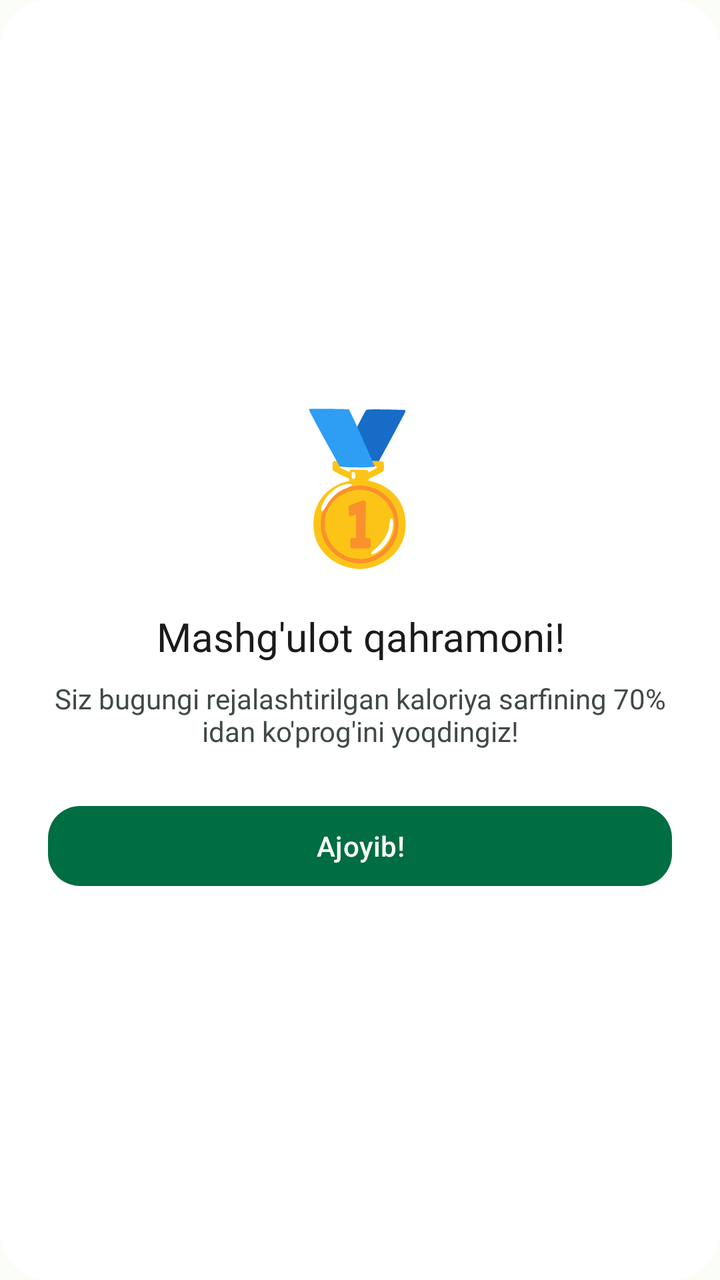
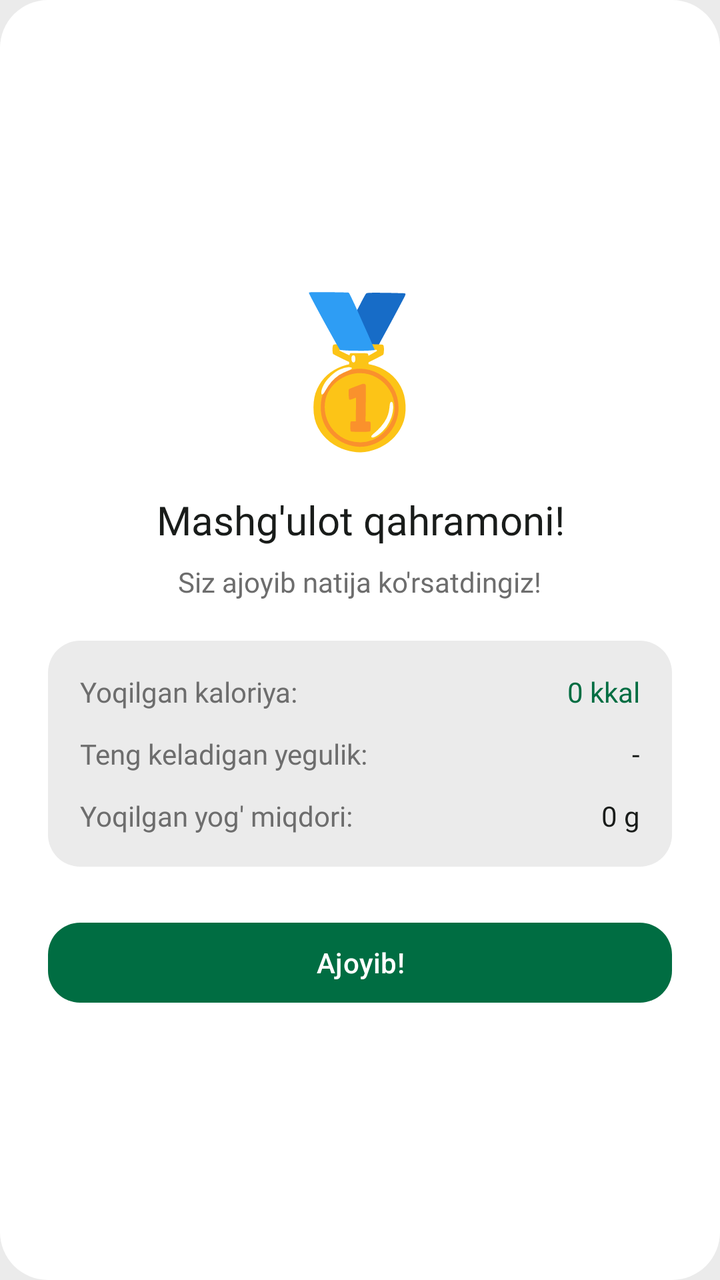

Before-and-after screenshots of an Android layout around one commit, followed by the original layout XML and the change that was made.
<!-- AndroidManifest.xml: application theme Theme.Ozamiz -->
<!-- res/layout/dialog_exercise_achievement.xml -->
<?xml version="1.0" encoding="utf-8"?>
<LinearLayout xmlns:android="http://schemas.android.com/apk/res/android"
    xmlns:app="http://schemas.android.com/apk/res-auto"
    android:layout_width="match_parent"
    android:layout_height="wrap_content"
    android:background="@drawable/bg_dialog_rounded"
    android:gravity="center"
    android:orientation="vertical"
    android:padding="24dp">

        <TextView
            android:id="@+id/text_achievement_emoji"
            android:layout_width="wrap_content"
            android:layout_height="wrap_content"
            android:textSize="72sp"
            android:text="🥇" />

        <TextView
            android:id="@+id/text_achievement_title"
            android:layout_width="wrap_content"
            android:layout_height="wrap_content"
            android:layout_marginTop="16dp"
            android:fontFamily="@font/roboto_bold"
            android:text="Mashg'ulot qahramoni!"
            android:textColor="?colorOnSurface"
            android:textSize="20sp"
            android:textAlignment="center" />

        <TextView
            android:id="@+id/text_achievement_subtitle"
            android:layout_width="wrap_content"
            android:layout_height="wrap_content"
            android:layout_marginTop="8dp"
            android:fontFamily="@font/roboto_regular"
            android:text="Siz bugungi rejalashtirilgan kaloriya sarfining 70% idan ko'prog'ini yoqdingiz!"
            android:textColor="?colorOnSurfaceVariant"
            android:textSize="14sp"
            android:textAlignment="center" />

        <com.google.android.material.button.MaterialButton
            android:id="@+id/btn_ajoyib"
            android:layout_width="match_parent"
            android:layout_height="wrap_content"
            android:layout_marginTop="24dp"
            android:text="Ajoyib!"
            app:cornerRadius="16dp" />

    </LinearLayout>
<!-- resources referenced by this layout -->
<resources>
  <style name="Base.Ozamiz" parent="Theme.Material3.Light.NoActionBar">
          
          <item name="backgroundColor">?attr/colorSurface</item>
          <item name="android:windowBackground">?attr/colorSurface</item>
  
          
          <item name="android:statusBarColor">@android:color/transparent</item>
          <item name="android:navigationBarColor">@android:color/transparent</item>
          <item name="android:windowLightStatusBar">true</item>
          <item name="android:windowLightNavigationBar">true</item>
  
          <item name="colorPrimary">@color/md_theme_light_primary</item>
          <item name="colorOnPrimary">@color/md_theme_light_onPrimary</item>
          <item name="colorPrimaryContainer">@color/md_theme_light_primaryContainer</item>
          <item name="colorOnPrimaryContainer">@color/md_theme_light_onPrimaryContainer</item>
          <item name="colorSecondary">@color/md_theme_light_secondary</item>
          <item name="colorOnSecondary">@color/md_theme_light_onSecondary</item>
          <item name="colorError">@color/md_theme_light_error</item>
          <item name="colorOnError">@color/md_theme_light_onError</item>
  
          <item name="colorSurface">@color/md_theme_light_surface</item>
          <item name="colorOnSurface">@color/md_theme_light_onSurface</item>
          <item name="colorSurfaceVariant">@color/md_theme_light_surfaceVariant</item>
          <item name="colorOnSurfaceVariant">@color/md_theme_light_onSurfaceVariant</item>
          <item name="colorOutline">@color/md_theme_light_outline</item>
  
          <item name="colorSurfaceContainerLowest">@color/md_theme_light_surfaceContainerLowest</item>
          <item name="colorSurfaceContainerLow">@color/md_theme_light_surfaceContainerLow</item>
          <item name="colorSurfaceContainer">@color/md_theme_light_surfaceContainer</item>
          <item name="colorSurfaceContainerHigh">@color/md_theme_light_surfaceContainerHigh</item>
      </style>
  <color name="md_theme_light_error">#BA1A1A</color>
  <color name="md_theme_light_onSurfaceVariant">#404943</color>
  <color name="md_theme_light_outline">#707973</color>
  <!-- unchanged entries left out for length: 16 -->
</resources>

<!-- the commit's change to res/layout/dialog_exercise_achievement.xml (unified diff, before → after) -->
@@ -32,10 +32,91 @@
             android:layout_height="wrap_content"
             android:layout_marginTop="8dp"
             android:fontFamily="@font/roboto_regular"
-            android:text="Siz bugungi rejalashtirilgan kaloriya sarfining 70% idan ko'prog'ini yoqdingiz!"
+            android:text="Siz ajoyib natija ko'rsatdingiz!"
             android:textColor="?colorOnSurfaceVariant"
             android:textSize="14sp"
             android:textAlignment="center" />
+
+        <LinearLayout
+            android:layout_width="match_parent"
+            android:layout_height="wrap_content"
+            android:orientation="vertical"
+            android:layout_marginTop="20dp"
+            android:background="@drawable/bg_rounded_16"
+            android:backgroundTint="?colorSurfaceContainer"
+            android:padding="16dp">
+
+            <LinearLayout
+                android:layout_width="match_parent"
+                android:layout_height="wrap_content"
+                android:orientation="horizontal"
+                android:gravity="center_vertical">
+                <TextView
+                    android:layout_width="0dp"
+                    android:layout_height="wrap_content"
+                    android:layout_weight="1"
+                    android:text="Yoqilgan kaloriya:"
+                    android:textSize="14sp"
+                    android:fontFamily="@font/roboto_medium"
+                    android:textColor="?colorOnSurfaceVariant"/>
+                <TextView
+                    android:id="@+id/text_burned_calories"
+                    android:layout_width="wrap_content"
+                    android:layout_height="wrap_content"
+                    android:text="0 kkal"
+                    android:textSize="14sp"
+                    android:fontFamily="@font/roboto_bold"
+                    android:textColor="?colorPrimary"/>
+            </LinearLayout>
+
+            <LinearLayout
+                android:layout_width="match_parent"
+                android:layout_height="wrap_content"
+                android:orientation="horizontal"
+                android:gravity="center_vertical"
+                android:layout_marginTop="12dp">
+                <TextView
+                    android:layout_width="0dp"
+                    android:layout_height="wrap_content"
+                    android:layout_weight="1"
+                    android:text="Teng keladigan yegulik:"
+                    android:textSize="14sp"
+                    android:fontFamily="@font/roboto_medium"
+                    android:textColor="?colorOnSurfaceVariant"/>
+                <TextView
+                    android:id="@+id/text_food_equivalent"
+                    android:layout_width="wrap_content"
+                    android:layout_height="wrap_content"
+                    android:text="-"
+                    android:textSize="14sp"
+                    android:fontFamily="@font/roboto_bold"
+                    android:textColor="?colorOnSurface"/>
+            </LinearLayout>
+
+            <LinearLayout
+                android:layout_width="match_parent"
+                android:layout_height="wrap_content"
+                android:orientation="horizontal"
+                android:gravity="center_vertical"
+                android:layout_marginTop="12dp">
+                <TextView
+                    android:layout_width="0dp"
+                    android:layout_height="wrap_content"
+                    android:layout_weight="1"
+                    android:text="Yoqilgan yog' miqdori:"
+                    android:textSize="14sp"
+                    android:fontFamily="@font/roboto_medium"
+                    android:textColor="?colorOnSurfaceVariant"/>
+                <TextView
+                    android:id="@+id/text_fat_burned"
+                    android:layout_width="wrap_content"
+                    android:layout_height="wrap_content"
+                    android:text="0 g"
+                    android:textSize="14sp"
+                    android:fontFamily="@font/roboto_bold"
+                    android:textColor="?colorOnSurface"/>
+            </LinearLayout>
+        </LinearLayout>
 
         <com.google.android.material.button.MaterialButton
             android:id="@+id/btn_ajoyib"
<!-- resource entries referenced after the edit -->
@@ -1,39 +1,76 @@
 <!-- resources referenced by this layout -->
 <resources>
+  <!-- drawable bg_rounded_16 (drawable) -->
+  <?xml version="1.0" encoding="utf-8"?>
+  <shape xmlns:android="http://schemas.android.com/apk/res/android"
+      android:shape="rectangle">
+      <solid android:color="@android:color/white" />
+      <corners android:radius="16dp" />
+  </shape>
   <style name="Base.Ozamiz" parent="Theme.Material3.Light.NoActionBar">
-          
-          <item name="backgroundColor">?attr/colorSurface</item>
-          <item name="android:windowBackground">?attr/colorSurface</item>
-  
-          
-          <item name="android:statusBarColor">@android:color/transparent</item>
-          <item name="android:navigationBarColor">@android:color/transparent</item>
+          <item name="backgroundColor">@color/md_theme_light_surfaceContainer</item>
+          <item name="android:windowBackground">@color/md_theme_light_surfaceContainer</item>
+          <item name="android:statusBarColor">@color/md_theme_light_surfaceContainer</item>
           <item name="android:windowLightStatusBar">true</item>
-          <item name="android:windowLightNavigationBar">true</item>
   
           <item name="colorPrimary">@color/md_theme_light_primary</item>
           <item name="colorOnPrimary">@color/md_theme_light_onPrimary</item>
           <item name="colorPrimaryContainer">@color/md_theme_light_primaryContainer</item>
           <item name="colorOnPrimaryContainer">@color/md_theme_light_onPrimaryContainer</item>
+  
           <item name="colorSecondary">@color/md_theme_light_secondary</item>
           <item name="colorOnSecondary">@color/md_theme_light_onSecondary</item>
+          <item name="colorSecondaryContainer">@color/md_theme_light_secondaryContainer</item>
+          <item name="colorOnSecondaryContainer">@color/md_theme_light_onSecondaryContainer</item>
+  
+          
+          <item name="colorTertiary">@color/md_theme_light_tertiary</item>
+          <item name="colorOnTertiary">@color/md_theme_light_onTertiary</item>
+          <item name="colorTertiaryContainer">@color/md_theme_light_tertiaryContainer</item>
+          <item name="colorOnTertiaryContainer">@color/md_theme_light_onTertiaryContainer</item>
+  
+          
           <item name="colorError">@color/md_theme_light_error</item>
           <item name="colorOnError">@color/md_theme_light_onError</item>
+          <item name="colorErrorContainer">@color/md_theme_light_errorContainer</item>
+          <item name="colorOnErrorContainer">@color/md_theme_light_onErrorContainer</item>
   
           <item name="colorSurface">@color/md_theme_light_surface</item>
           <item name="colorOnSurface">@color/md_theme_light_onSurface</item>
           <item name="colorSurfaceVariant">@color/md_theme_light_surfaceVariant</item>
-          <item name="colorOnSurfaceVariant">@color/md_theme_light_onSurfaceVariant</item>
+          <item name="colorOnSurfaceVariant">#6D6D6D</item>
           <item name="colorOutline">@color/md_theme_light_outline</item>
+          <item name="colorOutlineVariant">#C2C8C2</item>
   
           <item name="colorSurfaceContainerLowest">@color/md_theme_light_surfaceContainerLowest</item>
           <item name="colorSurfaceContainerLow">@color/md_theme_light_surfaceContainerLow</item>
           <item name="colorSurfaceContainer">@color/md_theme_light_surfaceContainer</item>
           <item name="colorSurfaceContainerHigh">@color/md_theme_light_surfaceContainerHigh</item>
+          <item name="colorSurfaceContainerHighest">@color/md_theme_light_surfaceContainerHighest</item>
+  
+          
+          <item name="colorSurfaceInverse">#2E312F</item>
+          <item name="colorOnSurfaceInverse">#F0F5F1</item>
+  
+          
+          <item name="contentScrim">#000000</item>
+          <item name="android:shadowColor">#006D42</item>
+  
+          
+          <item name="customGreen">#006D42</item>
+          <item name="customYellow">#FFB116</item>
       </style>
+  <color name="md_theme_light_secondaryContainer">#D2E8D4</color>
+  <color name="md_theme_light_onSecondaryContainer">#0D1F13</color>
+  <color name="md_theme_light_tertiary">#3A646F</color>
+  <color name="md_theme_light_onTertiary">#FFFFFF</color>
+  <color name="md_theme_light_tertiaryContainer">#BEEAF7</color>
+  <color name="md_theme_light_onTertiaryContainer">#001F25</color>
   <color name="md_theme_light_error">#BA1A1A</color>
-  <color name="md_theme_light_onSurfaceVariant">#404943</color>
+  <color name="md_theme_light_errorContainer">#FFDAD6</color>
+  <color name="md_theme_light_onErrorContainer">#410002</color>
   <color name="md_theme_light_outline">#707973</color>
+  <color name="md_theme_light_surfaceContainerHighest">#E6E6E6</color>
   <!-- unchanged entries left out for length: 16 -->
 </resources>
 
